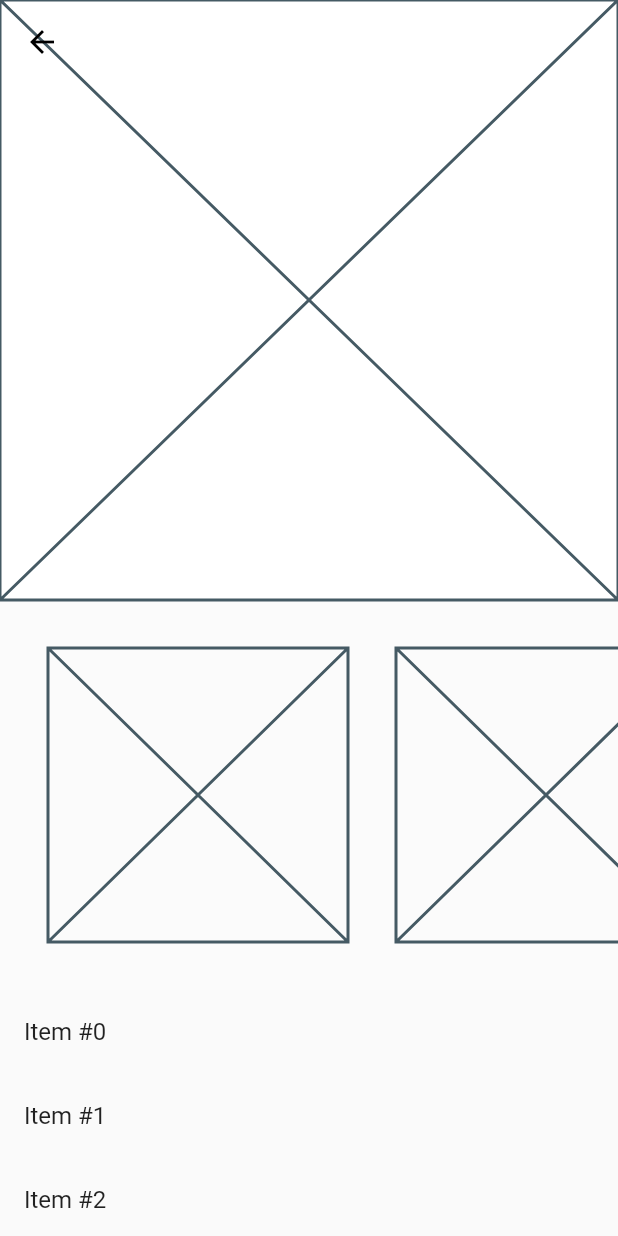
After one commit to RamiAwar/flutter-ux-experiments, a Flutter app: the screen it shows after launch, after a tap on "Sliver Categories", on a phone screen of 412 x 824 dp. The commit adds this screen. Run offline on Flutter 3.47's test engine with Material 2 defaults, Android fonts, the phone set to English and light mode, and no system bars.

Commit message:
Finalized sliver persistent header horizontal list

```diff
--- /dev/null
+++ b/lib/src/no_splash.dart
@@ -0,0 +1,55 @@
+import 'package:flutter/material.dart';
+
+// class NoSplashFactory extends InteractiveInkFeatureFactory {
+//   const NoSplashFactory();
+
+//   InteractiveInkFeature create({
+//     MaterialInkController controller,
+//     RenderBox referenceBox,
+//     Offset position,
+//     Color color,
+//     TextDirection textDirection,
+//     bool containedInkWell = false,
+//     Rect Function() rectCallback,
+//     BorderRadius borderRadius,
+//     ShapeBorder customBorder,
+//     double radius,
+//     VoidCallback onRemoved,
+//   }) {
+//     return NoSplashFeature(
+//       controller: controller,
+//       referenceBox: referenceBox,
+//     );
+//   }
+// }
+
+// class NoSplashFeature extends InteractiveInkFeature {
+//   NoSplashFeature({
+//     @required MaterialInkController controller,
+//     @required RenderBox referenceBox,
+//   })  : assert(controller != null),
+//         assert(referenceBox != null),
+//         super(
+//           controller: controller,
+//           referenceBox: referenceBox,
+//         );
+
+//   @override
+//   void paintFeature(Canvas canvas, Matrix4 transform) {}
+// }
+
+class NoSplash extends StatelessWidget {
+  NoSplash({this.child});
+
+  final Widget child;
+
+  @override
+  Widget build(BuildContext context) {
+    return NotificationListener<OverscrollIndicatorNotification>(
+        onNotification: (OverscrollIndicatorNotification overscroll) {
+          overscroll.disallowGlow();
+          return true;
+        },
+        child: child);
+  }
+}
--- /dev/null
+++ b/lib/src/sliver_categories.dart
@@ -0,0 +1,51 @@
+import 'package:flutter/material.dart';
+
+import 'no_splash.dart';
+import 'sliver_horizontal_list.dart';
+import 'sliver_obstruction_injector.dart';
+
+class SliverCategories extends StatelessWidget {
+  Widget build(BuildContext context) {
+    return Scaffold(
+      body: NestedScrollView(
+        headerSliverBuilder: (BuildContext context, bool overlap) {
+          return <Widget>[
+            SliverOverlapAbsorber(
+              handle: NestedScrollView.sliverOverlapAbsorberHandleFor(context),
+              sliver: SliverAppBar(
+                collapsedHeight: 80,
+                pinned: true,
+                leading: IconButton(
+                  color: Colors.black,
+                  icon: Icon(Icons.arrow_back),
+                  onPressed: () => Navigator.pop(context),
+                ),
+                backgroundColor: Colors.white,
+                flexibleSpace: Placeholder(),
+                elevation: 0,
+                expandedHeight: 400,
+              ),
+            ),
+          ];
+        },
+        body: Builder(builder: (BuildContext context) {
+          return NoSplash(
+            child: CustomScrollView(
+              slivers: <Widget>[
+                SliverObstructionInjector(
+                    handle: NestedScrollView.sliverOverlapAbsorberHandleFor(
+                        context)),
+                SliverHorizontalListView(),
+                SliverList(
+                  delegate: SliverChildBuilderDelegate(
+                      (context, index) => ListTile(title: Text("Item #$index")),
+                      childCount: 20),
+                ),
+              ],
+            ),
+          );
+        }),
+      ),
+    );
+  }
+}
--- /dev/null
+++ b/lib/src/sliver_horizontal_list.dart
@@ -0,0 +1,74 @@
+import 'dart:math';
+
+import 'package:flutter/material.dart';
+import 'package:flutter/widgets.dart';
+
+import 'no_splash.dart';
+
+class _SliverAppBarDelegate extends SliverPersistentHeaderDelegate {
+  _SliverAppBarDelegate({
+    @required this.minHeight,
+    @required this.maxHeight,
+    @required this.child,
+  });
+
+  final double minHeight;
+  final double maxHeight;
+  final Widget child;
+
+  double shrinkRatio;
+
+  @override
+  double get minExtent => minHeight;
+
+  @override
+  double get maxExtent => max(maxHeight, minHeight);
+
+  @override
+  Widget build(BuildContext context, double shrinkOffset, bool overlap) {
+    shrinkRatio = min(1.0, shrinkOffset / (maxExtent - minExtent));
+    return SizedBox.expand(child: child);
+  }
+
+  @override
+  bool shouldRebuild(_SliverAppBarDelegate oldDelegate) {
+    return maxHeight != oldDelegate.maxHeight ||
+        minHeight != oldDelegate.minHeight ||
+        child != oldDelegate.child;
+  }
+}
+
+class SliverHorizontalListView extends StatelessWidget {
+  @override
+  Widget build(BuildContext context) {
+    // TODO: implement build
+    return SliverPersistentHeader(
+      pinned: false,
+      delegate: _SliverAppBarDelegate(
+        minHeight: 150,
+        maxHeight: 260,
+        child: Container(
+          color: Colors.white10,
+          child: NoSplash(
+            child: ListView.builder(
+              scrollDirection: Axis.horizontal,
+              itemCount: 10,
+              itemBuilder: (context, index) => Container(
+                margin: index == 9
+                    ? EdgeInsets.symmetric(horizontal: 32)
+                    : EdgeInsets.only(left: 32.0),
+                child: Container(
+                  padding: EdgeInsets.symmetric(vertical: 32),
+                  width: 200,
+                  child: Center(
+                    child: Expanded(child: Center(child: Placeholder())),
+                  ),
+                ),
+              ),
+            ),
+          ),
+        ),
+      ),
+    );
+  }
+}
--- /dev/null
+++ b/lib/src/sliver_obstruction_injector.dart
@@ -0,0 +1,84 @@
+import 'package:flutter/rendering.dart';
+import 'package:flutter/widgets.dart';
+
+class SliverObstructionInjector extends SliverOverlapInjector {
+  /// Creates a sliver that is as tall as the value of the given [handle]'s
+  /// layout extent.
+  ///
+  /// The [handle] must not be null.
+  const SliverObstructionInjector({
+    Key key,
+    @required SliverOverlapAbsorberHandle handle,
+    Widget child,
+  })  : assert(handle != null),
+        super(key: key, handle: handle, sliver: child);
+
+  @override
+  RenderSliverObstructionInjector createRenderObject(BuildContext context) {
+    return new RenderSliverObstructionInjector(
+      handle: handle,
+    );
+  }
+}
+
+/// A sliver that has a sliver geometry based on the values stored in a
+/// [SliverOverlapAbsorberHandle].
+///
+/// The [RenderSliverOverlapAbsorber] must be an earlier descendant of a common
+/// ancestor [RenderViewport] (probably a [RenderNestedScrollViewViewport]), so
+/// that it will always be laid out before the [RenderSliverObstructionInjector]
+/// during a particular frame.
+class RenderSliverObstructionInjector extends RenderSliverOverlapInjector {
+  /// Creates a sliver that is as tall as the value of the given [handle]'s extent.
+  ///
+  /// The [handle] must not be null.
+  RenderSliverObstructionInjector({
+    @required SliverOverlapAbsorberHandle handle,
+    RenderSliver child,
+  })  : assert(handle != null),
+        _handle = handle,
+        super(handle: handle);
+
+  double _currentLayoutExtent;
+  double _currentMaxExtent;
+
+  /// The object that specifies how wide to make the gap injected by this render
+  /// object.
+  ///
+  /// This should be a handle owned by a [RenderSliverOverlapAbsorber] and a
+  /// [RenderNestedScrollViewViewport].
+  SliverOverlapAbsorberHandle get handle => _handle;
+  SliverOverlapAbsorberHandle _handle;
+  set handle(SliverOverlapAbsorberHandle value) {
+    assert(value != null);
+    if (handle == value) return;
+    if (attached) {
+      handle.removeListener(markNeedsLayout);
+    }
+    _handle = value;
+    if (attached) {
+      handle.addListener(markNeedsLayout);
+      if (handle.layoutExtent != _currentLayoutExtent ||
+          handle.scrollExtent != _currentMaxExtent) markNeedsLayout();
+    }
+  }
+
+  @override
+  void attach(PipelineOwner owner) {
+    super.attach(owner);
+    handle.addListener(markNeedsLayout);
+    if (handle.layoutExtent != _currentLayoutExtent ||
+        handle.scrollExtent != _currentMaxExtent) markNeedsLayout();
+  }
+
+  @override
+  void performLayout() {
+    _currentLayoutExtent = handle.layoutExtent;
+    _currentMaxExtent = handle.layoutExtent;
+    geometry = new SliverGeometry(
+      scrollExtent: 0.0,
+      paintExtent: _currentLayoutExtent,
+      maxPaintExtent: _currentMaxExtent,
+    );
+  }
+}
```
Also changed, not shown: lib/main.dart (+8 -8 lines), lib/src/sliver_app_bar.dart (deleted, +0 -228 lines).
